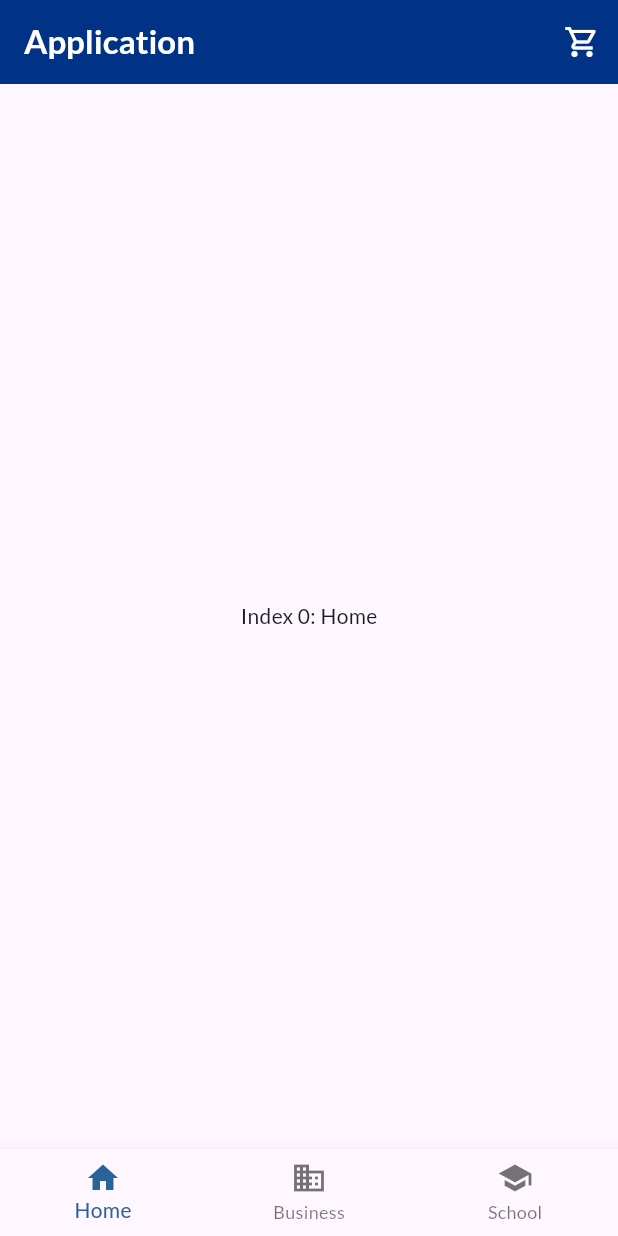
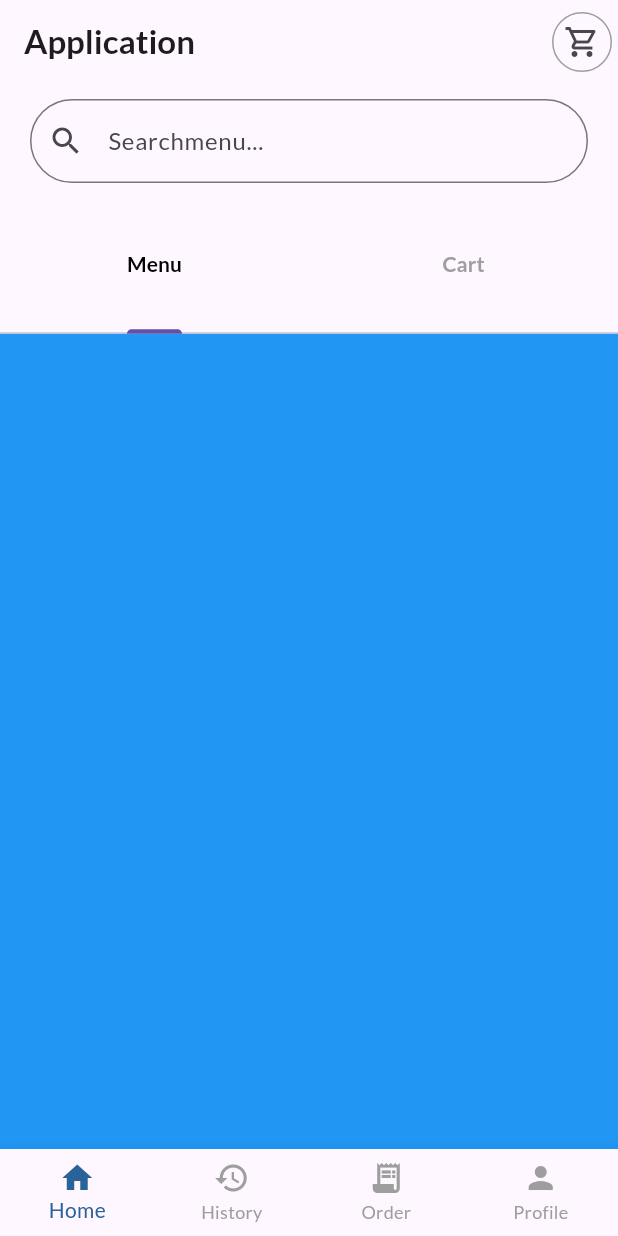
Before and after one commit to NoviarPutra/flutter_pos_app, a Flutter app: the screen it shows after launch, on a phone screen of 412 x 824 dp. Run offline on Flutter 3.47's test engine with Material 3 defaults, Android fonts, the phone set to English and light mode, and no system bars; drawn by our look-alikes of flutter_form_builder; our stand-ins replace get.

Commit message:
ongoing homepage layout

```diff
--- a/lib/app/modules/home/views/home_view.dart
+++ b/lib/app/modules/home/views/home_view.dart
@@ -3,7 +3,7 @@ import 'package:flutter/material.dart';
 import 'package:get/get.dart';
 import 'package:pos_app/utils/color_pallete.dart';
 
-import '../../../../utils/menu_navigator.dart';
+import '../../../../widgets/menu_navigator.dart';
 import '../controllers/home_controller.dart';
 
 class HomeView extends GetView<HomeController> {
@@ -16,31 +16,37 @@ class HomeView extends GetView<HomeController> {
           title: const Text(
             'Application',
             style: TextStyle(
-              color: Colors.white,
               fontWeight: FontWeight.bold,
             ),
           ),
           actions: [
             IconButton(
+              style: IconButton.styleFrom(
+                shape: RoundedRectangleBorder(
+                  borderRadius: BorderRadius.circular(100),
+                  side: const BorderSide(color: Colors.grey),
+                ),
+              ),
               onPressed: () {},
               icon: const Icon(
                 Icons.shopping_cart_outlined,
-                color: Colors.white,
+                // color: Colors.white,
               ),
             ),
           ],
-          backgroundColor: primaryDark,
+          // backgroundColor: primary,
         ),
         body: Obx(
-          () => Center(
-            child: contentItems.elementAt(controller.selectedIndex.value),
-          ),
+          () => contentItems.elementAt(controller.selectedIndex.value),
         ),
         bottomNavigationBar: Obx(
           () => BottomNavigationBar(
             items: navigatorMenu,
             currentIndex: controller.selectedIndex.value,
             selectedItemColor: primary,
+            unselectedItemColor: Colors.grey,
+            type: BottomNavigationBarType.fixed,
+            showUnselectedLabels: true,
             onTap: (value) => controller.selectedIndex.value = value,
           ),
         ),
--- /dev/null
+++ b/lib/app/modules/home/widgets/homepage.dart
@@ -0,0 +1,60 @@
+import 'package:flutter/material.dart';
+import 'package:flutter_form_builder/flutter_form_builder.dart';
+
+class HomePage extends StatelessWidget {
+  const HomePage({super.key});
+
+  @override
+  Widget build(BuildContext context) {
+    return Scaffold(
+      body: SafeArea(
+        child: Column(
+          mainAxisAlignment: MainAxisAlignment.spaceBetween,
+          children: [
+            Container(
+              margin: const EdgeInsets.symmetric(horizontal: 20, vertical: 10),
+              child: FormBuilder(
+                child: FormBuilderTextField(
+                  name: 'search',
+                  decoration: const InputDecoration(
+                    labelText: 'Searchmenu...',
+                    border: OutlineInputBorder(
+                      borderRadius: BorderRadius.all(Radius.circular(50)),
+                    ),
+                    prefixIcon: Icon(Icons.search),
+                  ),
+                ),
+              ),
+            ),
+            Expanded(
+                flex: 1,
+                child: DefaultTabController(
+                  length: 2,
+                  child: TabBar(
+                    labelColor: Colors.black,
+                    unselectedLabelColor: Colors.grey,
+                    labelStyle: const TextStyle(
+                      fontWeight: FontWeight.bold,
+                    ),
+                    tabs: [
+                      Tab(
+                        text: 'Menu',
+                      ),
+                      Tab(
+                        text: 'Cart',
+                      )
+                    ],
+                  ),
+                )),
+            Expanded(
+              flex: 6,
+              child: Container(
+                color: Colors.blue,
+              ),
+            )
+          ],
+        ),
+      ),
+    );
+  }
+}
--- a/lib/utils/menu_navigator.dart
+++ b/lib/widgets/menu_navigator.dart
@@ -1,9 +1,11 @@
 import 'package:flutter/material.dart';
+import 'package:pos_app/app/modules/home/widgets/homepage.dart';
 
 const List<Widget> contentItems = <Widget>[
-  Text('Index 0: Home'),
+  HomePage(),
   Text('Index 1: Business'),
   Text('Index 2: School'),
+  Text('Index 3: Settings'),
 ];
 
 const List<BottomNavigationBarItem> navigatorMenu = <BottomNavigationBarItem>[
@@ -12,11 +14,15 @@ const List<BottomNavigationBarItem> navigatorMenu = <BottomNavigationBarItem>[
     label: 'Home',
   ),
   BottomNavigationBarItem(
-    icon: Icon(Icons.business),
-    label: 'Business',
+    icon: Icon(Icons.history),
+    label: 'History',
   ),
   BottomNavigationBarItem(
-    icon: Icon(Icons.school),
-    label: 'School',
+    icon: Icon(Icons.receipt_long),
+    label: 'Order',
+  ),
+  BottomNavigationBarItem(
+    icon: Icon(Icons.person),
+    label: 'Profile',
   ),
 ];
--- a/pubspec.yaml
+++ b/pubspec.yaml
@@ -29,5 +29,5 @@ flutter:
         - asset: assets/fonts/Lato/Lato-Regular.ttf
         - asset: assets/fonts/Lato/Lato-Bold.ttf
           weight: 700
-        - asset: assets/fonts/Lato/Lato-italic.ttf
+        - asset: assets/fonts/Lato/Lato-Italic.ttf
           style: italic
```
Also changed, not shown: 1 other file.
